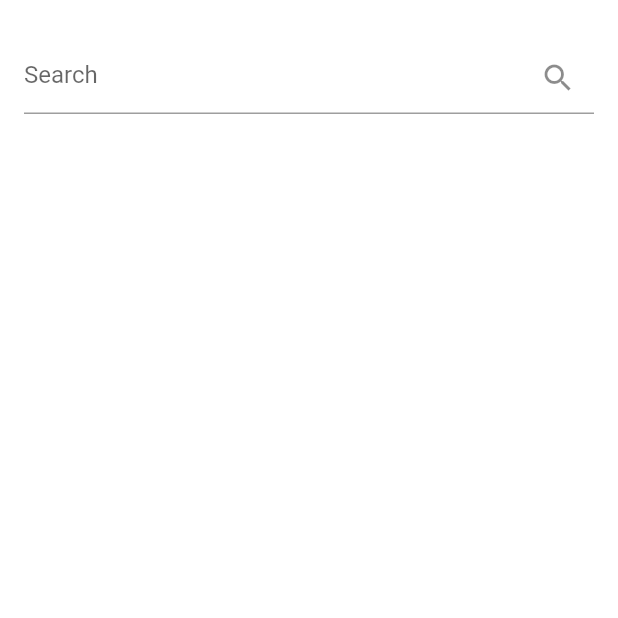
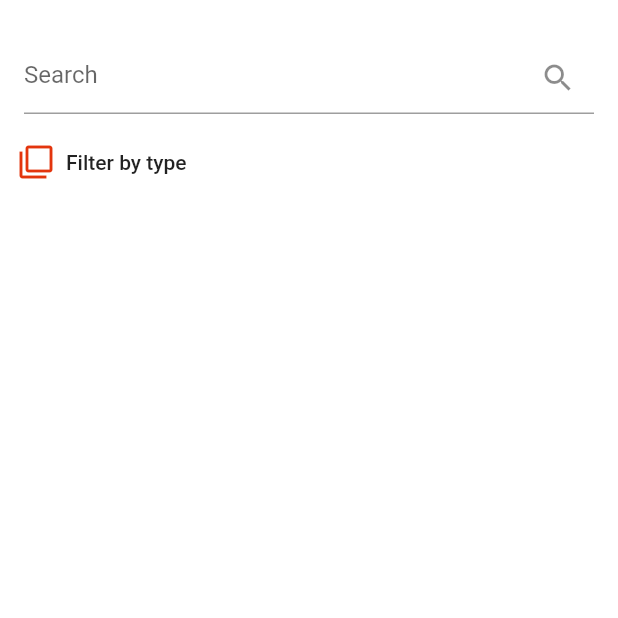
Before and after one commit to Ruivalim/flutterdex, a Flutter app: the screen it shows after launch, on a phone screen of 412 x 824 dp, the top half of it. Run offline on Flutter 3.47's test engine with Material 2 defaults, Android fonts, the phone set to English and light mode, and no system bars; missing offline and left inert: select_dialog; network calls fail.

Commit message:
feat: filter pokemon by type

```diff
--- a/lib/models/Pokemons.dart
+++ b/lib/models/Pokemons.dart
@@ -55,4 +55,33 @@ class Pokemons{
 
 		return Future.wait(pokeFiltered.map((model) async => Pokemons.fromJson(await Pokemons().getPokemon(model))));
 	}
+
+	Future<List<Pokemons>> getAllPokemonsFilteredByType(String filter) async{
+		Map types_urls = {
+			"Normal": "https://pokeapi.co/api/v2/type/1/",
+			"Fire": "https://pokeapi.co/api/v2/type/10/",
+			"Water": "https://pokeapi.co/api/v2/type/11/",
+			"Electric": "https://pokeapi.co/api/v2/type/13/",
+			"Grass": "https://pokeapi.co/api/v2/type/12/",
+			"Ice": "https://pokeapi.co/api/v2/type/15/",
+			"Fighting": "https://pokeapi.co/api/v2/type/2/",
+			"Poison": "https://pokeapi.co/api/v2/type/4/",
+			"Ground": "https://pokeapi.co/api/v2/type/5/",
+			"Flying": "https://pokeapi.co/api/v2/type/3/",
+			"Psychic": "https://pokeapi.co/api/v2/type/14/",
+			"Bug": "https://pokeapi.co/api/v2/type/7/",
+			"Rock": "https://pokeapi.co/api/v2/type/6/",
+			"Ghost": "https://pokeapi.co/api/v2/type/8/",
+			"Dragon": "https://pokeapi.co/api/v2/type/16/",
+			"Steel": "https://pokeapi.co/api/v2/type/9/",
+			"Dark": "https://pokeapi.co/api/v2/type/17/",
+			"Fairy": "https://pokeapi.co/api/v2/type/18/"
+		};
+
+		final response = await http.get(types_urls[filter]);
+		final result = json.decode(response.body);
+		Iterable pokemons = result['pokemon'];
+
+		return Future.wait(pokemons.map((model) async	=>Pokemons.fromJson(await Pokemons().getPokemon(model['pokemon']))));
+	}
 }
--- a/lib/pages/Home.dart
+++ b/lib/pages/Home.dart
@@ -1,8 +1,11 @@
 import 'package:flutter/material.dart';
+import 'package:flutter/cupertino.dart';
 import 'package:flutter/widgets.dart';
 import 'package:pokedex/models/Pokemons.dart';
 import 'package:pokedex/pages/Pokemon.dart';
 import 'package:pokedex/functions.dart';
+import 'package:pokedex/constants.dart';
+import 'package:select_dialog/select_dialog.dart';
 
 class HomePage extends State<PokemonsList>{
 	ScrollController _controller = ScrollController(initialScrollOffset: 0.0, keepScrollOffset: true);
@@ -10,6 +13,8 @@ class HomePage extends State<PokemonsList>{
 	List<Pokemons> _pokemons = List<Pokemons>();
 	num skip = 0;
 	bool getting = false;
+	bool filsterOn = false;
+	String filteringType = "";
 	var search = TextEditingController();
 
 	@override
@@ -79,28 +84,81 @@ class HomePage extends State<PokemonsList>{
 		}
 	}
 
+	clearFilter(){
+		_controller.jumpTo(0);
+		Pokemons().getPokemons(0).then((pokemons) => {
+			setState(() => {
+				_pokemons = pokemons,
+				skip = 20,
+				getting = false,
+				filsterOn = false,
+				filteringType = ""
+			})
+		});
+	}
+
+	clearFilterButton() {
+		if( filsterOn == false ){
+			return Container();
+		}else{
+			return new FlatButton.icon(
+				icon: Icon(
+					Icons.clear,
+					color: primaryColor,
+					size: 24.0,
+					semanticLabel: 'Clear filters',
+				),
+				label: Text("Clear filter"),
+				onPressed: () {
+					setState(() => {
+						search.text = "",
+						getting = true,
+						filsterOn = false
+					});
+					clearFilter();
+					FocusScope.of(context).requestFocus(new FocusNode());
+				}
+			);
+		}
+	}
+
 	filterPokemons() {
+		_controller.jumpTo(0);
 		if( getting == false ){
 			setState(() => {
 				getting = true
 			});
 			if( search.text != "" && search.text.length > 3 ){
-				Pokemons().getAllPokemonsFiltered(search.text).then((pokemons) => {
+				Pokemons().getAllPokemonsFiltered(search.text).then((pokemons) {
 					setState(() => {
 						_pokemons = pokemons,
 						skip = 0,
 						getting = false,
-					})
+						filsterOn = true
+					});
 				});
 			}else{
-				Pokemons().getPokemons(0).then((pokemons) => {
-					setState(() => {
-						_pokemons = pokemons,
-						skip = 20,
-						getting = false
-					})
+				clearFilter();
+			}
+		}
+		FocusScope.of(context).requestFocus(new FocusNode());
+	}
+
+	filterByType(String type){
+		_controller.jumpTo(0);
+		if( getting == false ){
+			setState(() => {
+				getting = true
+			});
+			Pokemons().getAllPokemonsFilteredByType(type).then((pokemons) {
+				setState(() => {
+					_pokemons = pokemons,
+					skip = 0,
+					getting = false,
+					filsterOn = true,
+					filteringType = ": "+type
 				});
-			}
+			});
 		}
 	}
 
@@ -136,6 +194,51 @@ class HomePage extends State<PokemonsList>{
 							},
 						)
 					),
+					new Row(
+						mainAxisAlignment: MainAxisAlignment.spaceBetween,
+						children: [
+							new FlatButton.icon(
+								icon: Icon(
+									Icons.filter_none,
+									color: primaryColor,
+									size: 24.0,
+									semanticLabel: 'Filter by type',
+								),
+								label: Text("Filter by type"+filteringType),
+								onPressed: () {
+									List<String> types = [
+										"Normal",
+										"Fire",
+										"Water",
+										"Electric",
+										"Grass",
+										"Ice",
+										"Fighting",
+										"Poison",
+										"Ground",
+										"Flying",
+										"Psychic",
+										"Bug",
+										"Rock",
+										"Ghost",
+										"Dragon",
+										"Steel",
+										"Dark",
+										"Fairy"
+									];
+									SelectDialog.showModal<String>(
+										context,
+										label: "Select type",
+										items: types,
+										onChange: (String selected) {
+											filterByType(selected);
+										},
+									);
+								}
+							),
+							clearFilterButton()
+						],
+					),
 					new Expanded(
 						child: ListView.builder(
 							itemCount: _pokemons.length,
@@ -144,7 +247,7 @@ class HomePage extends State<PokemonsList>{
 						),
 					),
 					new Padding(
-						padding: EdgeInsets.symmetric(horizontal: 0.0, vertical: 8.0),
+						padding: EdgeInsets.fromLTRB(8.0, 0.0, 0.0, 15.0),
 						child: loading()
 					)
 				]
--- a/pubspec.yaml
+++ b/pubspec.yaml
@@ -24,6 +24,7 @@ dependencies:
   # Use with the CupertinoIcons class for iOS style icons.
   cupertino_icons: ^0.1.2
   http: ^0.12.0+2
+  select_dialog:
 
 dev_dependencies:
   flutter_test:
```
Also changed, not shown: pubspec.lock, 11 other files.
